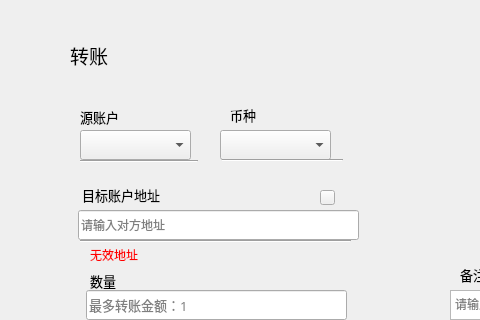
First picture: the form in transfer/transferpage.ui, repository HcashOrg/hx-indicator, before the edit; both pictures show x 0 to 480 and y 0 to 320 of the 770 by 530 pixel window.
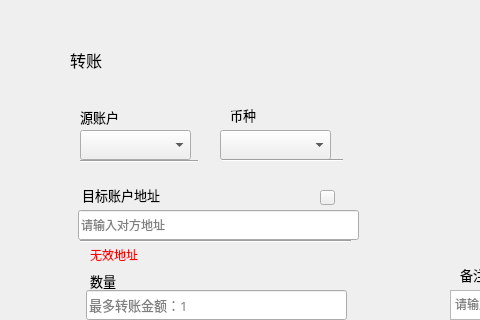
Second picture: the form after the edit.

```diff
--- a/transfer/transferpage.ui
+++ b/transfer/transferpage.ui
@@ -206,15 +206,15 @@
    <property name="geometry">
     <rect>
      <x>70</x>
-     <y>45</y>
+     <y>50</y>
      <width>80</width>
-     <height>21</height>
+     <height>20</height>
     </rect>
    </property>
    <property name="font">
     <font>
      <family>微软雅黑</family>
-     <pointsize>14</pointsize>
+     <pointsize>12</pointsize>
      <weight>50</weight>
      <italic>false</italic>
      <bold>false</bold>
```
Left out of the diff: 4 changed lines with no effect on the pictures.
